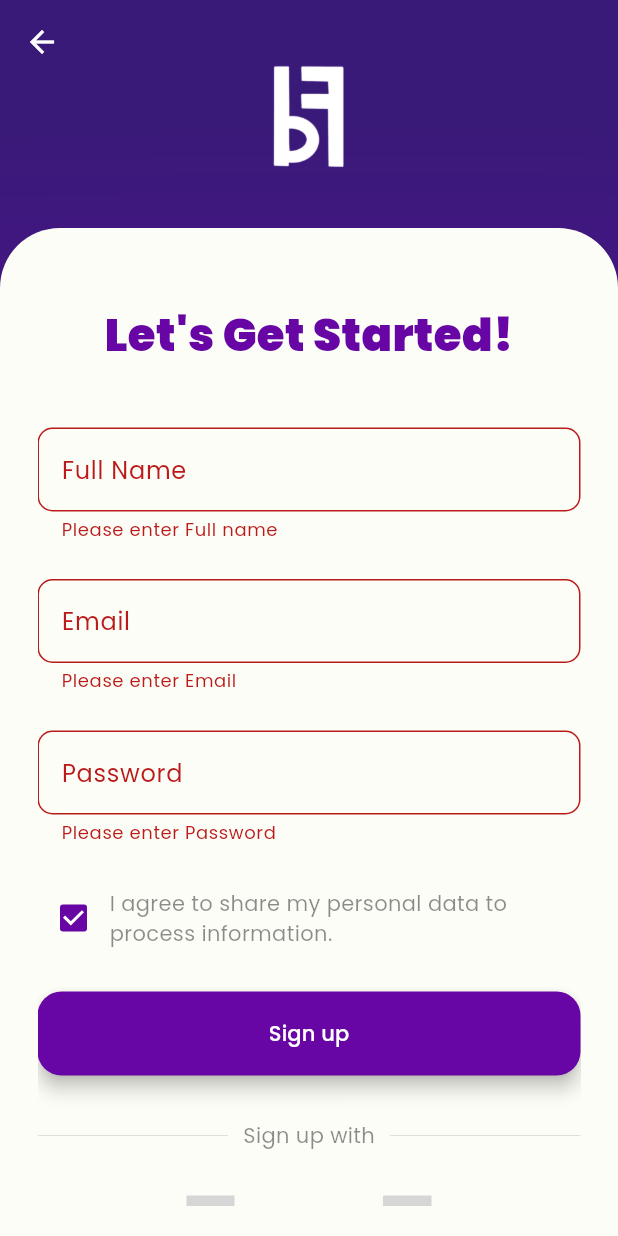
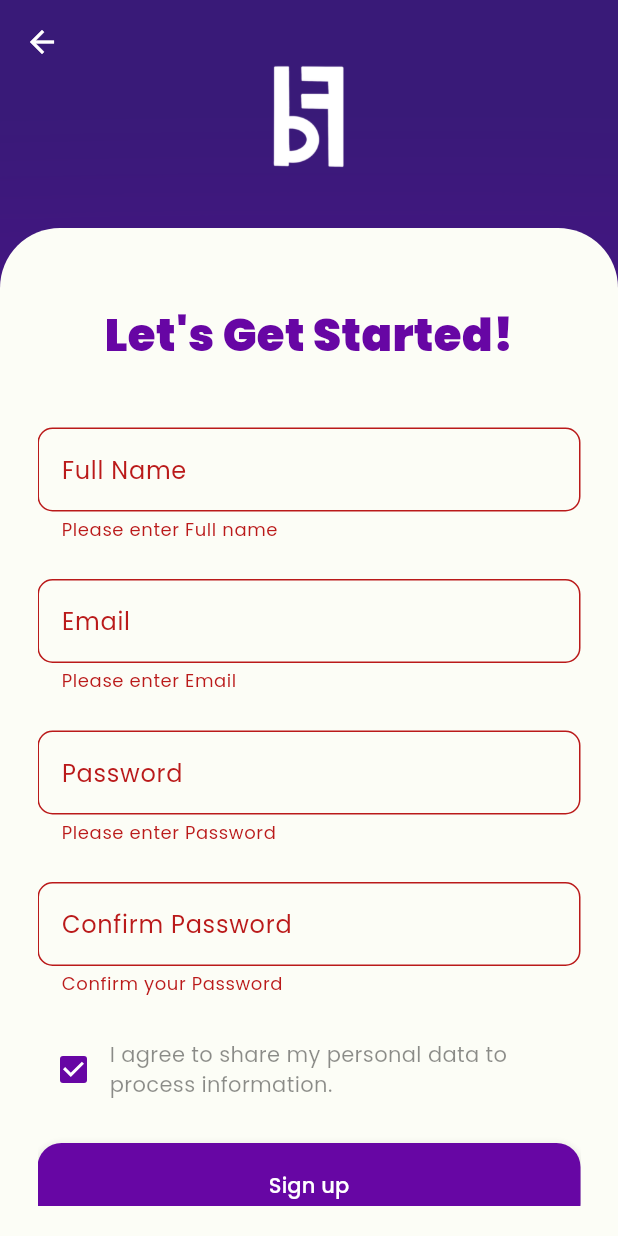
Before and after one commit to BFriends-inc/BFriends-app, a Flutter app: the SignUpScreen screen opened by its route, after a tap on "Sign up", on a phone screen of 412 x 824 dp. Run offline on Flutter 3.47's test engine with Material 3 defaults, Android fonts, the phone set to English and light mode, and no system bars; our stand-ins replace cloud_firestore, firebase_auth, firebase_core, go_router, google_fonts, icons_plus; accounts and stored records are empty; grey boxes are pictures that could not be loaded.

Commit message:
Add confirm password field for signup
- Implemented a new input field for users to confirm their password during signup.
- Ensured both password fields match before proceeding to the next step of signing up.

```diff
--- a/lib/pages/signup_page.dart
+++ b/lib/pages/signup_page.dart
@@ -171,6 +171,41 @@ class _SignUpScreenState extends State<SignUpScreen> {
                       const SizedBox(
                         height: 25.0,
                       ),
+                      // confirm password
+                      TextFormField(
+                        obscureText: true,
+                        obscuringCharacter: '*',
+                        validator: (value) {
+                          if (value == null || value.isEmpty || value != passwordController.text) {
+                            return 'Confirm your Password';
+                          }
+                          return null;
+                        },
+                        decoration: InputDecoration(
+                          labelText: 'Confirm Password',
+                          hintText: 'Confirm Your Password',
+                          hintStyle: TextStyle(
+                            color: theme.colorScheme.onTertiaryContainer,
+                          ),
+                          border: OutlineInputBorder(
+                            borderSide: BorderSide(
+                              color: theme.colorScheme
+                                  .tertiaryContainer, // Default border color
+                            ),
+                            borderRadius: BorderRadius.circular(10),
+                          ),
+                          enabledBorder: OutlineInputBorder(
+                            borderSide: BorderSide(
+                              color: theme.colorScheme
+                                  .tertiaryContainer, // Default border color
+                            ),
+                            borderRadius: BorderRadius.circular(10),
+                          ),
+                        ),
+                      ),
+                      const SizedBox(
+                        height: 25.0,
+                      ),
                       // i agree to the processing
                       Row(
                         children: [
@@ -204,6 +239,7 @@ class _SignUpScreenState extends State<SignUpScreen> {
                           onPressed: () {
                             if (_formSignupKey.currentState!.validate() &&
                                 agreePersonalData) {
+
                               Map<String, String> userInfo = {
                                 'fullName': fullNameController.text,
                                 'email': emailController.text
```
